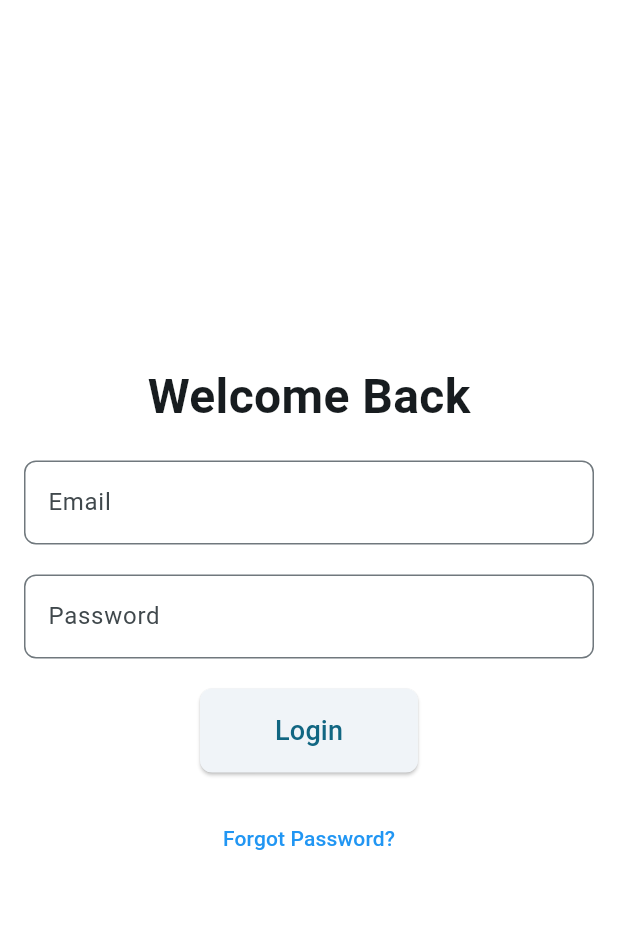
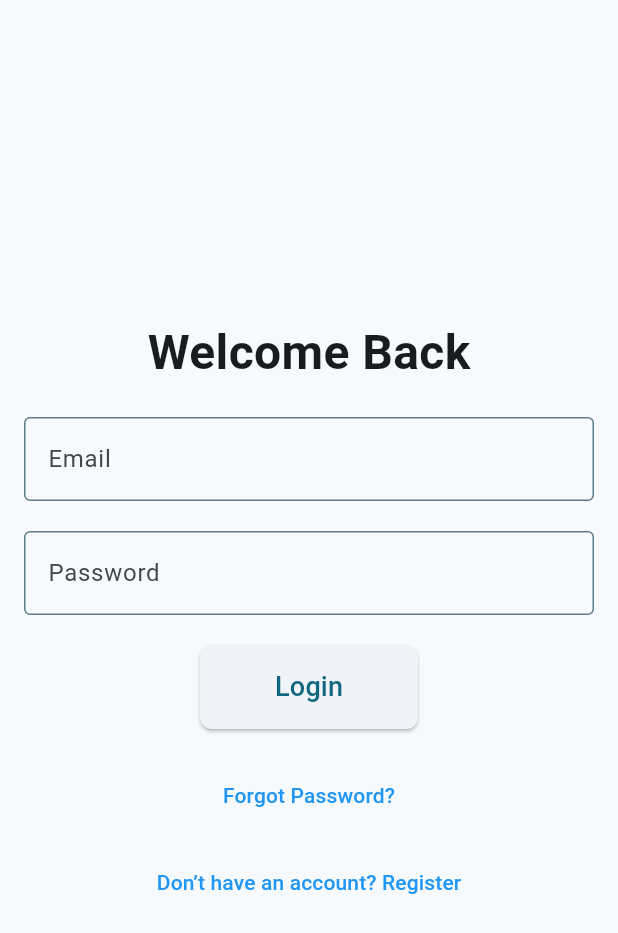
Before and after one commit to klos02/user_app, a Flutter app: the screen it shows after launch, on a phone screen of 412 x 824 dp. Shown: the top 933 px of the screen. Run offline on Flutter 3.47's test engine with Material 3 defaults, Android fonts, the phone set to English and light mode, and no system bars; our stand-ins replace firebase_auth, firebase_core; accounts and stored records are empty.

```diff
--- a/lib/Pages/login_page.dart
+++ b/lib/Pages/login_page.dart
@@ -1,5 +1,6 @@
 import 'package:firebase_auth/firebase_auth.dart';
 import 'package:flutter/material.dart';
+import 'package:user_app/Pages/register_page.dart';
 import 'package:user_app/auth.dart';
 
 class LoginPage extends StatefulWidget {
@@ -14,7 +15,7 @@ class _LoginPageState extends State<LoginPage> {
   @override
   Widget build(BuildContext context) {
     return Scaffold(
-      backgroundColor: Colors.white,
+
       body: Center(
         child: Padding(
           padding: const EdgeInsets.all(16.0),
@@ -61,6 +62,8 @@ class _LoginPageState extends State<LoginPage> {
                   style: TextStyle(color: Colors.blue),
                 ),
               ),
+              SizedBox(height: 10),
+              _registerButton(context),
             ],
           ),
         ),
@@ -86,6 +89,23 @@ class _LoginPageState extends State<LoginPage> {
             );
   }
 
+  Widget _registerButton(BuildContext context) {
+    return TextButton(
+      onPressed: () {
+        Navigator.push(
+          context,
+          MaterialPageRoute(builder: (context) => RegisterPage()), // Nawigacja
+        );
+      },
+      child: Text(
+        'Don’t have an account? Register',
+        style: TextStyle(color: Colors.blue),
+      ),
+    );
+  }
+
+
+
   Future<void> login(String email, String password) async {
     try {
       await Auth().signInWithEmailAndPassword(email: email, password: password);
@@ -97,4 +117,6 @@ class _LoginPageState extends State<LoginPage> {
       );
     }
   }
+
+
 }
--- a/lib/main.dart
+++ b/lib/main.dart
@@ -1,6 +1,5 @@
 import 'package:firebase_core/firebase_core.dart';
 import 'package:flutter/material.dart';
-import 'package:user_app/Pages/login_page.dart';
 import 'package:user_app/widget_tree.dart';
 
 void main() async {
@@ -17,8 +16,17 @@ class MyApp extends StatelessWidget {
     return MaterialApp(
       title: 'Flutter Demo',
       theme: ThemeData(
+        colorScheme: ColorScheme.fromSeed(seedColor: Colors.blueGrey ),
 
-        colorScheme: ColorScheme.fromSeed(seedColor: Colors.blueGrey),
+
+        inputDecorationTheme: InputDecorationTheme(
+          enabledBorder: OutlineInputBorder(
+            borderSide: BorderSide(color: Colors.blueGrey),
+          ),
+           focusedBorder: OutlineInputBorder(
+            borderSide: BorderSide(color: Colors.blue.shade700),
+          ),
+        ),
         useMaterial3: true,
       ),
       home: WidgetTree(),
```
Also changed, not shown: lib/Pages/register_page.dart (added, +118 -0 lines), lib/auth.dart (+10 -0 lines).
